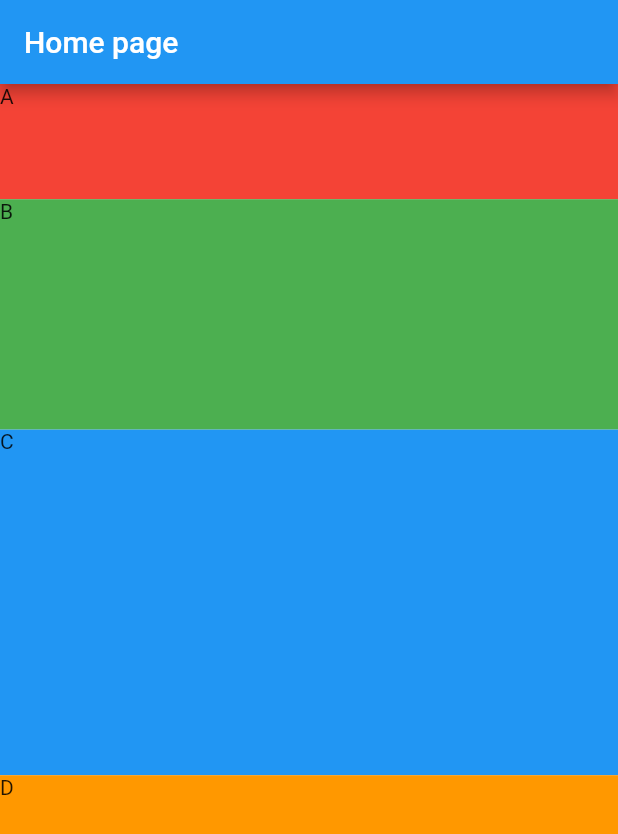
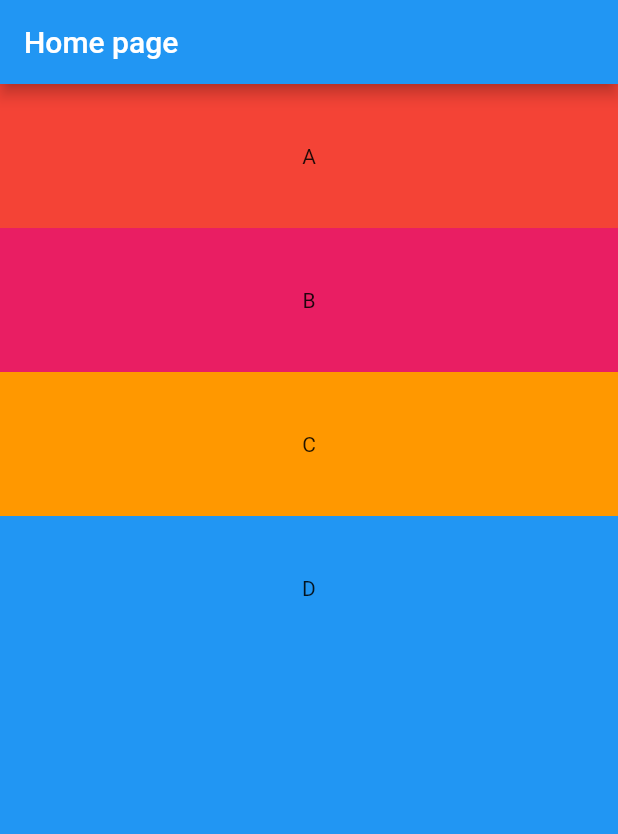
Before and after one commit to phamtanphat/flutter_hello_word_25042023, a Flutter app: the screen it shows after launch, on a phone screen of 412 x 824 dp. Shown: the top 834 px of the screen. Run offline on Flutter 3.47's test engine with Material 2 defaults, Android fonts, the phone set to English and light mode, and no system bars.

Commit message:
bai tap 1

```diff
--- a/lib/home_page.dart
+++ b/lib/home_page.dart
@@ -16,37 +16,50 @@ class _HomePageState extends State<HomePage> {
       ),
       body: Container(
         child: Column(
-          mainAxisAlignment: MainAxisAlignment.start,
           crossAxisAlignment: CrossAxisAlignment.stretch,
           children: [
             Expanded(
-                flex: 1,
+              child: Column(
+                crossAxisAlignment: CrossAxisAlignment.stretch,
+                children: [
+                  Expanded(
                     child: Container(
                         color: Colors.red,
+                        child: Center(
                             child: Text("A")
+                        )
                     )
                   ),
                   Expanded(
-                flex: 2,
                       child: Container(
-                    color: Colors.green,
+                          color: Colors.pink,
+                          child: Center(
                               child: Text("B")
+                          )
                       )
                   ),
                   Expanded(
-                flex: 3,
                       child: Container(
-                    color: Colors.blue,
+                          color: Colors.orange,
+                          child: Center(
                               child: Text("C")
+                          )
                       )
                   ),
                   Expanded(
-                flex: 4,
                       child: Container(
-                    color: Colors.orange,
+                          color: Colors.blue,
+                          child: Center(
                               child: Text("D")
                           )
+                      )
                   ),
+                ],
+              )
+            ),
+            Expanded(
+              child: Container(color: Colors.blue),
+            )
           ],
         ),
       ),
```
Lines whose indentation alone changed are shown as unchanged.
